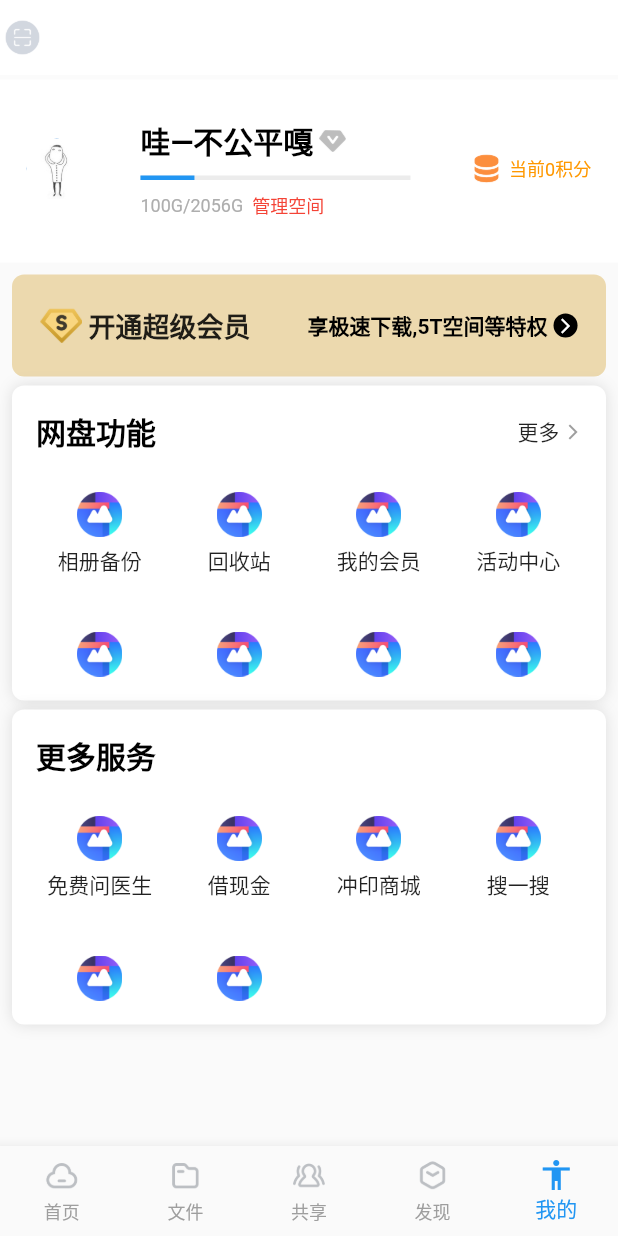
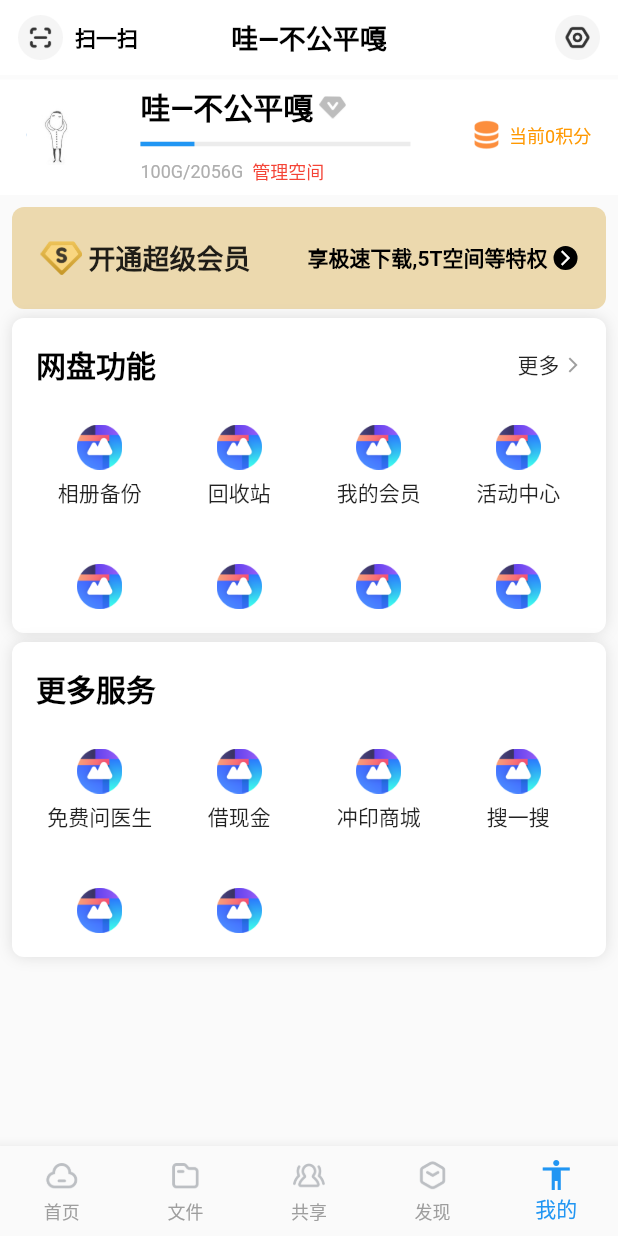
Before and after one commit to xiaxiayige/FlutterDemo, a Flutter app: the screen it shows after launch, item 5 of the bottom bar chosen, on a phone screen of 412 x 824 dp. Run offline on Flutter 3.47's test engine with Material 2 defaults, Android fonts, the phone set to English and light mode, and no system bars.

Commit message:
add title

```diff
--- a/flutter_pan_baidu/lib/page/mine_page.dart
+++ b/flutter_pan_baidu/lib/page/mine_page.dart
@@ -40,8 +40,9 @@ class _MinePageState extends State<MinePage>
   double opacity = 1;
   Animation<double> tween;
   var titleHeight=50;
-  double  margingTitleTop=50;
+  double  margingTitleTop=0;
   AnimationController _animationController;
+  ScrollController scrollController;
 
   @override
   void initState() {
@@ -50,6 +51,11 @@ class _MinePageState extends State<MinePage>
         duration: Duration(milliseconds: 1200), vsync: this);
     tween = Tween<double>(begin: 0, end: 800).animate(_animationController);
     _animationController.repeat();
+
+    scrollController= ScrollController();
+    scrollController.addListener(() {
+
+    });
   }
 
   @override
@@ -63,17 +69,42 @@ class _MinePageState extends State<MinePage>
     return Stack(
       children: <Widget>[
         _buildBody(),
-        Opacity(opacity: opacity,
-          child: Container(
-            height: 50,
-            decoration: BoxDecoration(boxShadow:[BoxShadow(color: Colors.grey.withAlpha(10),offset: Offset(0,3))],color: Colors.white),
-            child: Row(
-              children: <Widget>[
-                Image.asset(R.img_mine_icon_scan_click, width:30,)
-              ],
-            ),
-          ),)
+        _buildTitleBar()
       ],
+    );
+  }
+
+  Widget _buildTitleBar() {
+    return Container(
+      height: 50,
+      decoration: BoxDecoration(boxShadow:[BoxShadow(color: Colors.grey.withAlpha(opacity.toInt()*10),offset: Offset(0,3))],color: Colors.white),
+      child: Stack(
+        children: <Widget>[
+          Row(
+            crossAxisAlignment: CrossAxisAlignment.center,
+            children: <Widget>[
+              SizedBox(width: 12,),
+              Image.asset(R.img_mine_bg_dn_my_scan, width:30,),
+              SizedBox(width: 8,),
+              Text("扫一扫",style: TextStyle(color: Colors.black,fontSize: 14,fontWeight: FontWeight.bold),),
+              Flexible(
+                child: Align(
+                  alignment: Alignment.centerRight,
+                  child: Padding(
+                      padding: EdgeInsets.only(right: 12),
+                      child: Image.asset(R.img_mine_bg_dn_my_setting,width: 30,)),
+                ),
+              )
+            ],
+          ),
+          Opacity(
+            opacity: opacity,
+            child: Align(
+                alignment: Alignment.center,
+                child: Text("哇—不公平嘎",style: TextStyle(color: Colors.black,fontSize: 18,fontWeight: FontWeight.bold),)),
+          )
+        ],
+      ),
     );
   }
 
@@ -148,12 +179,13 @@ class _MinePageState extends State<MinePage>
 
   Widget _buildBody() {
     return SingleChildScrollView(
+      controller: scrollController,
       padding: EdgeInsets.only(bottom: 8),
       child: Column(
         children: <Widget>[
           Container(
-            margin: EdgeInsets.only(top: margingTitleTop),
-            height: 125,
+            margin: EdgeInsets.only(top: 50),
+            height: 80,
             color: Colors.white,
             child: Row(
               mainAxisAlignment: MainAxisAlignment.spaceAround,
```
Also changed, not shown: flutter_pan_baidu/assets/img/mine/bg_dn_my_scan.png (added), flutter_pan_baidu/assets/img/mine/bg_dn_my_setting.png (added), flutter_pan_baidu/lib/generated/r.dart.
